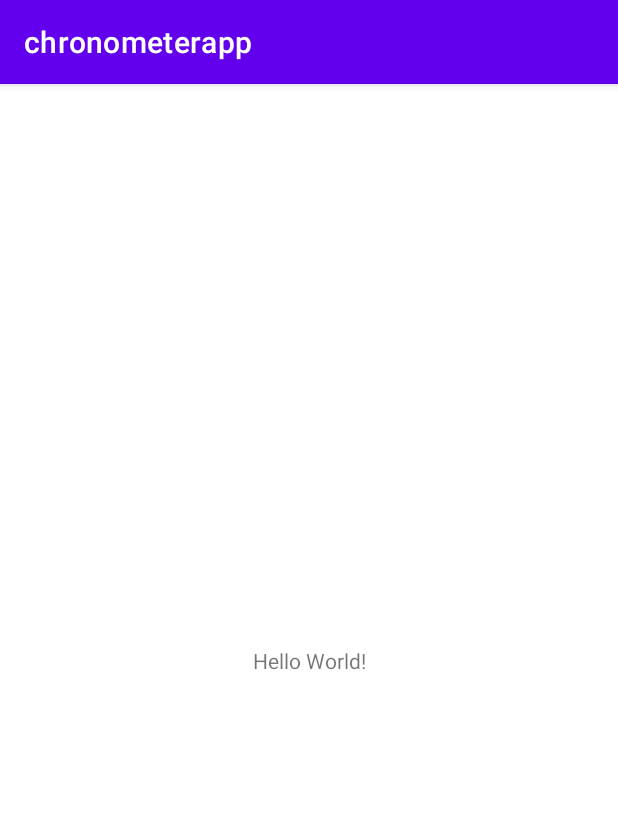
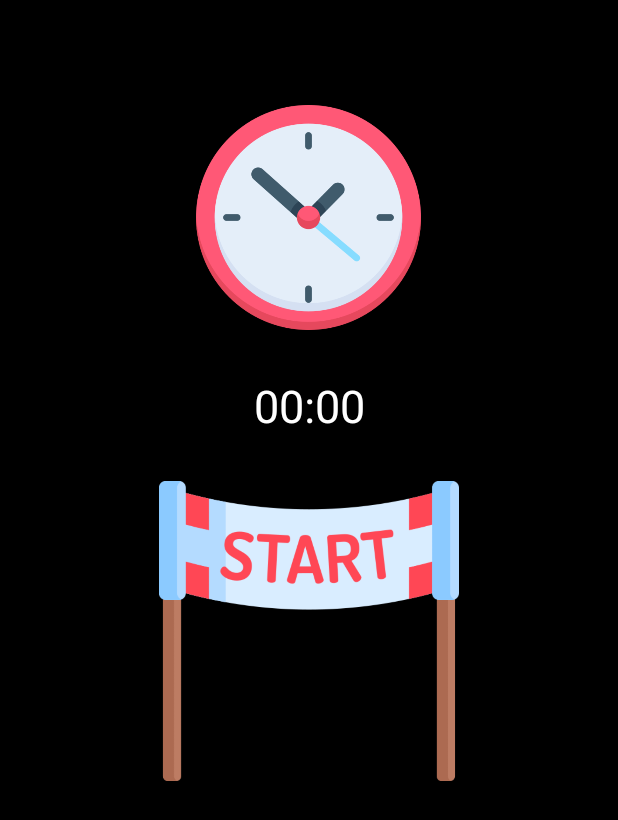
Before and after one commit to nisaefendioglu/Chronometer, an Android app: the screen it shows after launch (MainActivity), on a phone screen of 412 x 824 dp. Shown: the top 820 px of the screen. Run offline under Robolectric (Android 15) with nearby library versions, the light colour scheme and no system bars.

Commit message:
chronometer edited.

```diff
--- a/app/build.gradle
+++ b/app/build.gradle
@@ -22,8 +22,9 @@ android {
         }
     }
     compileOptions {
-        sourceCompatibility JavaVersion.VERSION_1_8
-        targetCompatibility JavaVersion.VERSION_1_8
+        sourceCompatibility JavaVersion.VERSION_11
+        targetCompatibility JavaVersion.VERSION_11
+
     }
 }
 
--- a/app/src/main/AndroidManifest.xml
+++ b/app/src/main/AndroidManifest.xml
@@ -1,6 +1,6 @@
 <?xml version="1.0" encoding="utf-8"?>
 <manifest xmlns:android="http://schemas.android.com/apk/res/android"
-    package="com.nisaefendioglu.chronometerapp">
+    package="com.nisaefendioglu.chronometerapp" >
 
     <application
         android:allowBackup="true"
@@ -8,10 +8,10 @@
         android:label="@string/app_name"
         android:roundIcon="@mipmap/ic_launcher_round"
         android:supportsRtl="true"
-        android:theme="@style/Theme.Chronometerapp">
+        android:theme="@style/Theme.Chronometerapp" >
         <activity
             android:name=".MainActivity"
-            android:exported="true">
+            android:exported="true" >
             <intent-filter>
                 <action android:name="android.intent.action.MAIN" />
 
--- a/app/src/main/java/com/nisaefendioglu/chronometerapp/MainActivity.java
+++ b/app/src/main/java/com/nisaefendioglu/chronometerapp/MainActivity.java
@@ -1,14 +1,73 @@
 package com.nisaefendioglu.chronometerapp;
 
+import androidx.annotation.Nullable;
+import androidx.annotation.RequiresApi;
 import androidx.appcompat.app.AppCompatActivity;
 
+import android.os.Build;
 import android.os.Bundle;
+import android.os.SystemClock;
+import android.view.View;
+import android.widget.Button;
+import android.widget.Chronometer;
 
 public class MainActivity extends AppCompatActivity {
 
+    Chronometer chronometer;
+    Button buton, restart,play;
+    @RequiresApi(api = Build.VERSION_CODES.LOLLIPOP)
     @Override
-    protected void onCreate(Bundle savedInstanceState) {
+    protected void onCreate(@Nullable Bundle savedInstanceState) {
         super.onCreate(savedInstanceState);
         setContentView(R.layout.activity_main);
+        init();
+
     }
+
+    @RequiresApi(api = Build.VERSION_CODES.LOLLIPOP)
+    void init(){
+        chronometer = findViewById(R.id.chronometer);
+        buton = findViewById(R.id.buton);
+        buton.setBackgroundTintList(null);
+        restart = findViewById(R.id.restart);
+        restart.setBackgroundTintList(null);
+        restart.setVisibility(View.GONE);
+        play = findViewById(R.id.play);
+        play.setBackgroundTintList(null);
+        play.setVisibility(View.GONE);
+        actions();
+    }
+
+    void actions(){
+        buton.setOnClickListener(view -> {
+            chronometer.start();
+            buton.setBackgroundResource(R.drawable.stop);
+            buton.setOnClickListener(view13 -> {
+                chronometer.stop();
+                buton.setBackgroundResource(R.drawable.finish);
+                restart.setVisibility(View.VISIBLE);
+                play.setVisibility(View.VISIBLE);
+                restart.setOnClickListener(view12 -> {
+                    buton.setBackgroundResource(R.drawable.start);
+                    restart();
+                });
+
+                play.setOnClickListener(view1 -> {
+                    buton.setBackgroundResource(R.drawable.start);
+                    play();
+                });
+            });
+        });
+    }
+
+    void restart (){
+        chronometer.setBase(SystemClock.elapsedRealtime());
+        chronometer.stop();
+        actions();
+    }
+
+    void play(){
+        actions();
+    }
+
 }
--- a/app/src/main/res/layout/activity_main.xml
+++ b/app/src/main/res/layout/activity_main.xml
@@ -1,18 +1,49 @@
 <?xml version="1.0" encoding="utf-8"?>
-<androidx.constraintlayout.widget.ConstraintLayout xmlns:android="http://schemas.android.com/apk/res/android"
-    xmlns:app="http://schemas.android.com/apk/res-auto"
+<LinearLayout xmlns:android="http://schemas.android.com/apk/res/android"
     xmlns:tools="http://schemas.android.com/tools"
     android:layout_width="match_parent"
     android:layout_height="match_parent"
+    android:orientation="vertical"
+    android:background="@color/black"
     tools:context=".MainActivity">
 
-    <TextView
-        android:layout_width="wrap_content"
+    <androidx.constraintlayout.utils.widget.ImageFilterView
+        android:layout_width="150dp"
+        android:layout_height="150dp"
+        android:layout_marginTop="70dp"
+        android:layout_gravity="center"
+        android:background="@drawable/clock"/>
+
+    <Chronometer
+        android:id="@+id/chronometer"
+        android:layout_width="match_parent"
         android:layout_height="wrap_content"
-        android:text="Hello World!"
-        app:layout_constraintBottom_toBottomOf="parent"
-        app:layout_constraintLeft_toLeftOf="parent"
-        app:layout_constraintRight_toRightOf="parent"
-        app:layout_constraintTop_toTopOf="parent" />
+        android:layout_margin="30dp"
+        android:textColor="@color/white"
+        android:gravity="center"
+        android:textSize="30dp"
+        tools:ignore="MissingConstraints" />
 
-</androidx.constraintlayout.widget.ConstraintLayout>
+    <Button
+        android:id="@+id/buton"
+        android:layout_width="200dp"
+        android:layout_height="200dp"
+        android:layout_gravity="center"
+        android:background="@drawable/start"/>
+
+    <Button
+        android:id="@+id/restart"
+        android:layout_width="50dp"
+        android:layout_height="50dp"
+        android:layout_gravity="right"
+        android:layout_marginTop="50dp"
+        android:background="@drawable/rotate"/>
+
+    <Button
+        android:id="@+id/play"
+        android:layout_marginTop="-45dp"
+        android:layout_width="50dp"
+        android:layout_height="50dp"
+        android:background="@drawable/play"/>
+
+</LinearLayout>
--- a/app/src/main/res/values-night/themes.xml
+++ b/app/src/main/res/values-night/themes.xml
@@ -1,6 +1,6 @@
 <resources xmlns:tools="http://schemas.android.com/tools">
     <!-- Base application theme. -->
-    <style name="Theme.Chronometerapp" parent="Theme.MaterialComponents.DayNight.DarkActionBar">
+    <style name="Theme.Chronometerapp" parent="Theme.MaterialComponents.DayNight.NoActionBar">
         <!-- Primary brand color. -->
         <item name="colorPrimary">@color/purple_200</item>
         <item name="colorPrimaryVariant">@color/purple_700</item>
--- a/app/src/main/res/values/themes.xml
+++ b/app/src/main/res/values/themes.xml
@@ -1,6 +1,6 @@
 <resources xmlns:tools="http://schemas.android.com/tools">
     <!-- Base application theme. -->
-    <style name="Theme.Chronometerapp" parent="Theme.MaterialComponents.DayNight.DarkActionBar">
+    <style name="Theme.Chronometerapp" parent="Theme.MaterialComponents.DayNight.NoActionBar">
         <!-- Primary brand color. -->
         <item name="colorPrimary">@color/purple_500</item>
         <item name="colorPrimaryVariant">@color/purple_700</item>
--- a/build.gradle
+++ b/build.gradle
@@ -5,7 +5,7 @@ buildscript {
         mavenCentral()
     }
     dependencies {
-        classpath "com.android.tools.build:gradle:7.0.2"
+        classpath 'com.android.tools.build:gradle:7.0.2'
 
         // NOTE: Do not place your application dependencies here; they belong
         // in the individual module build.gradle files
--- a/gradle.properties
+++ b/gradle.properties
@@ -17,3 +17,5 @@ org.gradle.jvmargs=-Xmx2048m -Dfile.encoding=UTF-8
 android.useAndroidX=true
 # Automatically convert third-party libraries to use AndroidX
 android.enableJetifier=true
+android.enableUnitTestBinaryResources=false
+android.overridePathCheck=true
```
Also changed, not shown: app/src/main/res/drawable/clock.png (added), app/src/main/res/drawable/finish.png (added), app/src/main/res/drawable/play.png (added), app/src/main/res/drawable/rotate.png (added), app/src/main/res/drawable/start.png (added), app/src/main/res/drawable/stop.png (added), gradle/wrapper/gradle-wrapper.properties.
